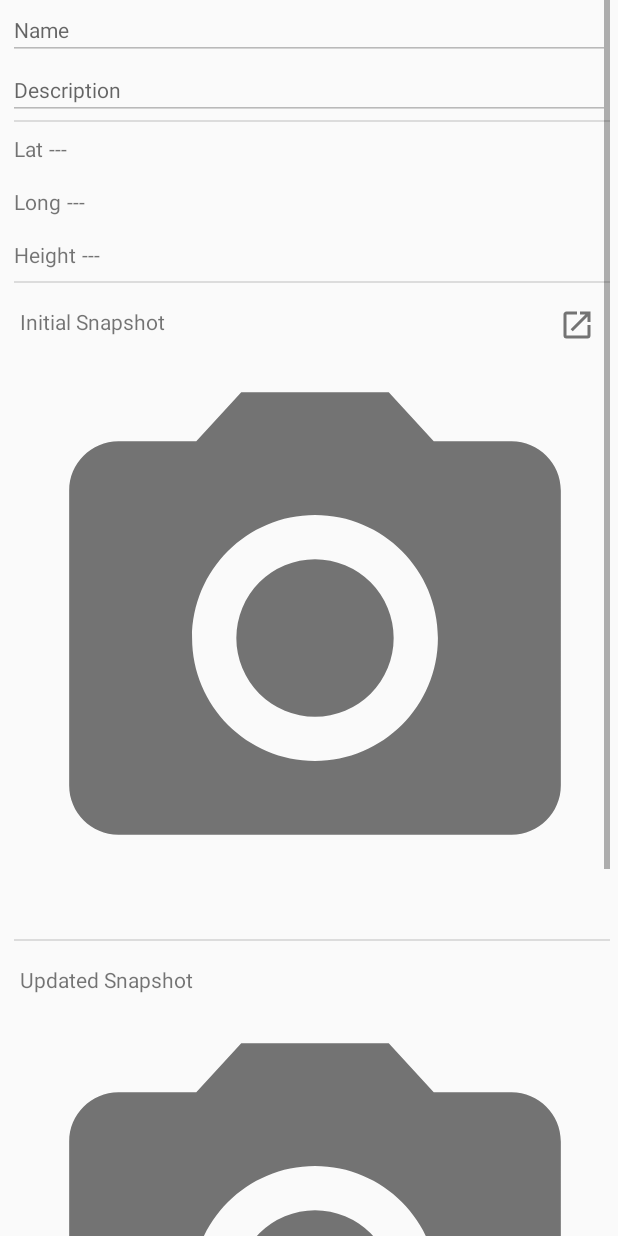
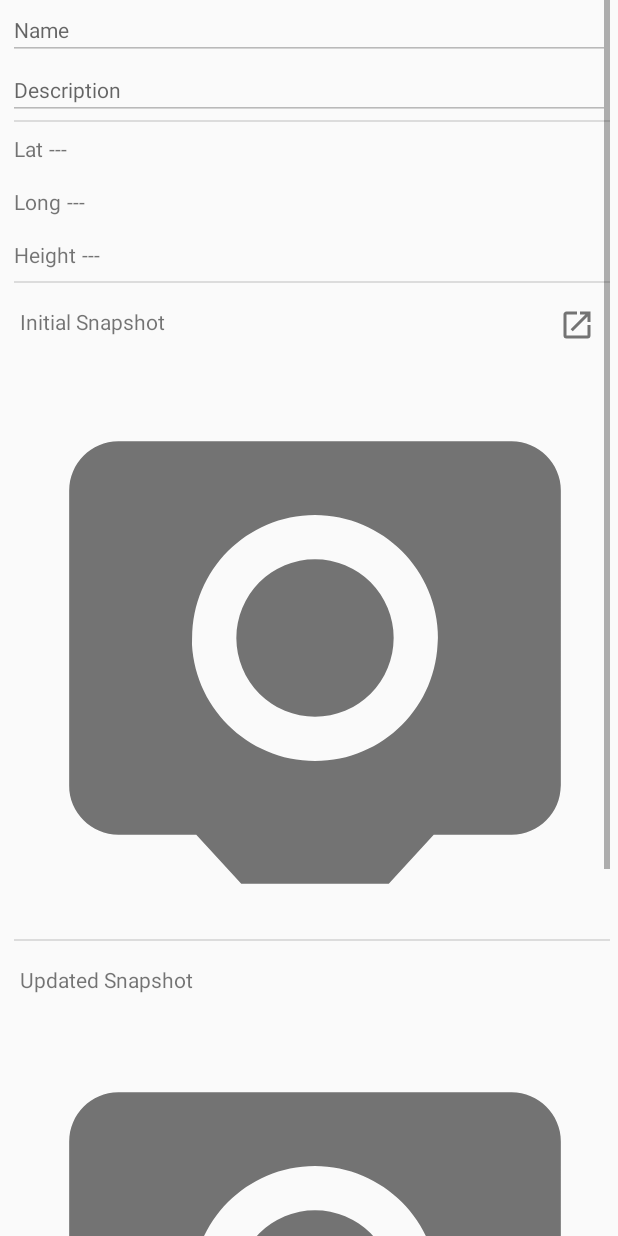
Before and after one commit to ngazcon/ARGeo, an Android app: the layout fragment_ttarview_details.xml on its own in the app's theme, with its tools: preview values and no code run, on a phone screen of 412 x 824 dp. Run offline under Robolectric (Android 15) with nearby library versions, the phone set to English and light mode, and no system bars.

Commit message:
Layout XML flip updates

```diff
--- a/app/src/main/java/vyglab/argeo/app/model/database/DBManager.java
+++ b/app/src/main/java/vyglab/argeo/app/model/database/DBManager.java
@@ -65,7 +65,6 @@ public class DBManager {
 
     public boolean insertTTARView(TTARView ttarview){
         // TODO: Esto hacerlo asincronicamente.
-        /*
         // Gets the data repository in write mode
         SQLiteDatabase db = m_dbhelper.getWritableDatabase();
 
@@ -88,8 +87,7 @@ public class DBManager {
         db.close();
 
         return ( newRowId != -1 );
-        */
-        return true;
+        //return true;
     }
 
     public boolean deletePoi(POI poi){
--- a/app/src/main/res/layout/app_bar_main.xml
+++ b/app/src/main/res/layout/app_bar_main.xml
@@ -51,7 +51,8 @@
             android:id="@+id/imageview_ttarview_picture_in_picture"
             android:layout_width="match_parent"
             android:layout_height="match_parent"
-            android:scaleType="fitXY"/>
+            android:scaleType="fitXY"
+            android:rotationX="180"/>
 
         <ImageButton
             android:id="@+id/imagebutton_ttarview_picture_in_picture_close"
--- a/app/src/main/res/layout/fragment_ttarview_details.xml
+++ b/app/src/main/res/layout/fragment_ttarview_details.xml
@@ -163,7 +163,8 @@
                     android:scaleType="fitXY"
                     android:src="@drawable/ic_menu_camera"
                     tools:src="@drawable/ic_menu_camera"
-                    android:layout_weight="5" />
+                    android:layout_weight="5"
+                    android:rotationX="180" />
 
             </LinearLayout>
 
@@ -200,7 +201,8 @@
                     android:scaleType="fitXY"
                     android:src="@drawable/ic_menu_camera"
                     tools:src="@drawable/ic_menu_camera"
-                    android:layout_weight="5" />
+                    android:layout_weight="5"
+                    android:rotationX="180" />
 
             </LinearLayout>
 
--- a/app/src/main/res/layout/ttarview_list_item.xml
+++ b/app/src/main/res/layout/ttarview_list_item.xml
@@ -14,7 +14,8 @@
         android:adjustViewBounds="true"
         android:contentDescription="@null"
         android:scaleType="centerCrop"
-        tools:src="@drawable/ic_menu_camera"/>
+        tools:src="@drawable/ic_menu_camera"
+        android:rotationX="180" />
 
     <TextView
         android:id="@+id/textview_ttarview_list_item_name"
```
Also changed, not shown: app/src/main/java/vyglab/argeo/app/view/FragmentTTARViewDetails.java (+7 -0 lines).
